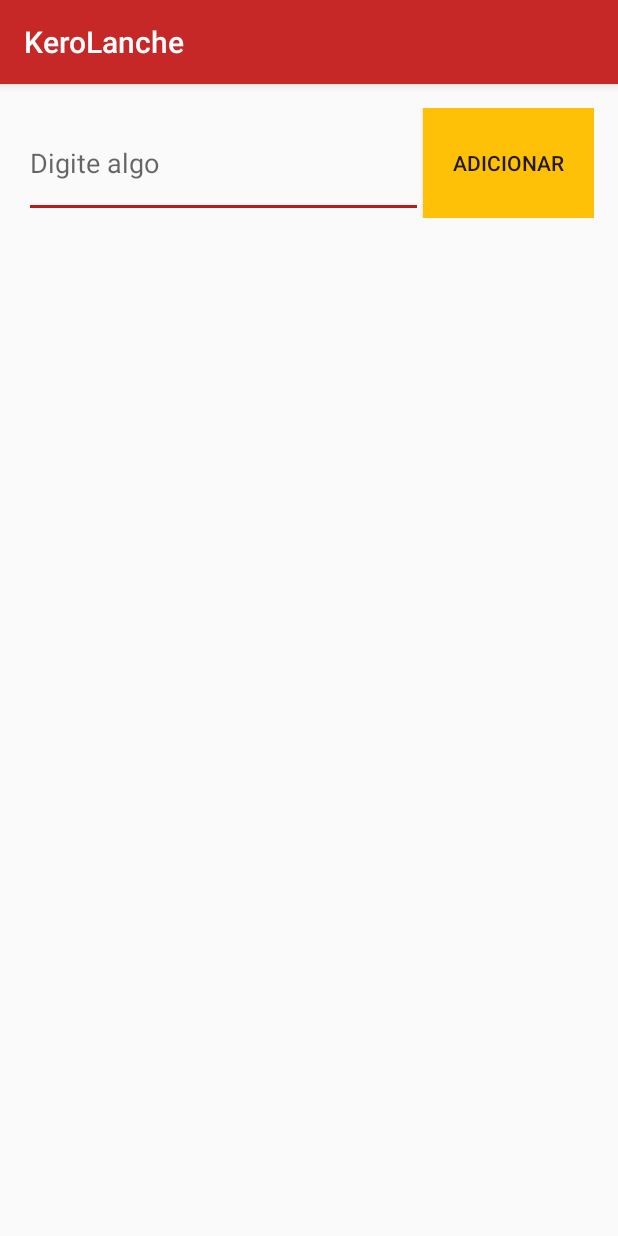
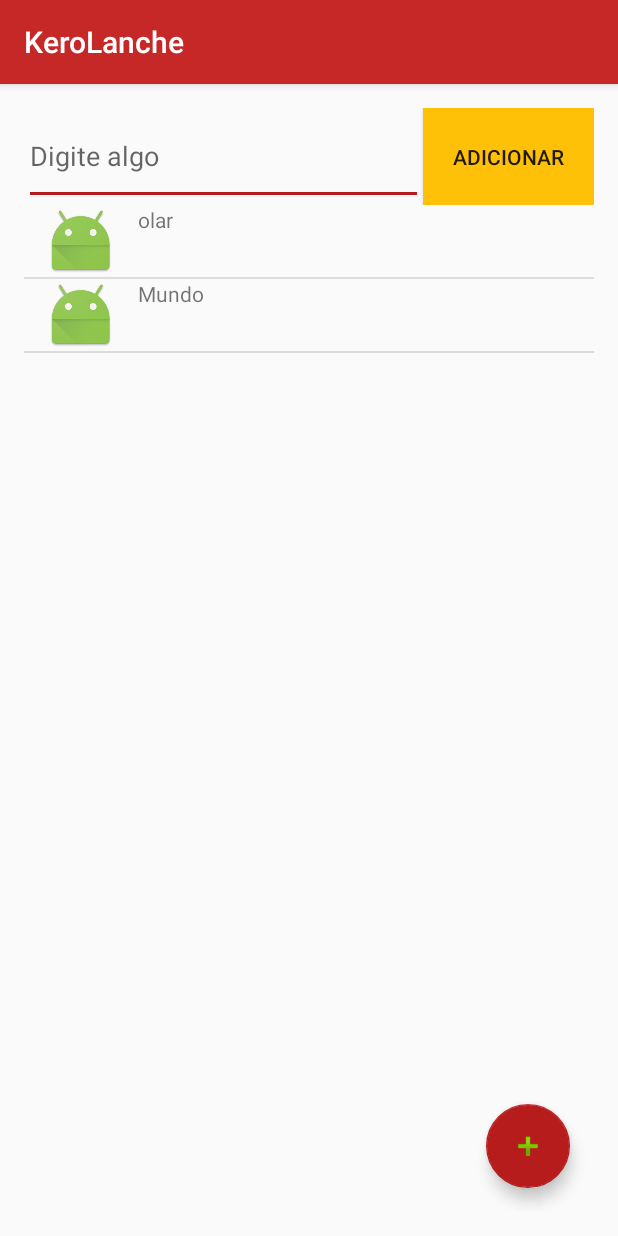
Before and after one commit to joffilyfe/graduacao, an Android app: the screen it shows after launch (MainActivity), on a phone screen of 412 x 824 dp. Run offline under Robolectric (Android 15) with nearby library versions, the phone set to English and light mode, and no system bars.

Commit message:
Modificado o KeroLanche para utilizar um Adapter customizado

```diff
--- a/dispositivos-moveis/KeroLanche/app/build.gradle
+++ b/dispositivos-moveis/KeroLanche/app/build.gradle
@@ -25,5 +25,6 @@ dependencies {
         exclude group: 'com.android.support', module: 'support-annotations'
     })
     compile 'com.android.support:appcompat-v7:25.0.0'
+    compile 'com.android.support:design:25.0.0'
     testCompile 'junit:junit:4.12'
 }
--- a/dispositivos-moveis/KeroLanche/app/src/main/java/pdm/joffily/me/kerolanche/MainActivity.java
+++ b/dispositivos-moveis/KeroLanche/app/src/main/java/pdm/joffily/me/kerolanche/MainActivity.java
@@ -1,5 +1,7 @@
 package pdm.joffily.me.kerolanche;
 
+import android.support.design.widget.FloatingActionButton;
+import android.support.design.widget.Snackbar;
 import android.support.v7.app.AppCompatActivity;
 import android.os.Bundle;
 import android.view.View;
@@ -37,10 +39,16 @@ public class MainActivity extends AppCompatActivity {
         this.btnAdicionarMain.setOnClickListener(new OnClickBotao());
 
 
+        this.lista.add("olar");
+        this.lista.add("Mundo");
         // #READ: O list view precisa de um Adapter
-        ArrayAdapter<String> adapter = new ArrayAdapter<String>(this, android.R.layout.simple_list_item_1, this.lista);
-        this.listViewMain.setAdapter(adapter);
+        // Usando um Adapter customizado
+        RestaurantesAdapter ra = new RestaurantesAdapter(this, this.lista);
+        this.listViewMain.setAdapter(ra);
         this.listViewMain.setOnItemClickListener(new OnClickItemLista());
+
+        FloatingActionButton fab = (FloatingActionButton) findViewById(R.id.add);
+        fab.setOnClickListener(new OnClickBotao());
     }
 
     private class OnClickBotao implements View.OnClickListener {
@@ -52,7 +60,7 @@ public class MainActivity extends AppCompatActivity {
             if (estabelecimento.length() > 0) {
                 MainActivity.this.lista.add(estabelecimento);
                 MainActivity.this.editTextMain.setText("");
-                ((ArrayAdapter)MainActivity.this.listViewMain.getAdapter()).notifyDataSetChanged();
+                ((RestaurantesAdapter)MainActivity.this.listViewMain.getAdapter()).notifyDataSetChanged();
             }
 
         }
--- /dev/null
+++ b/dispositivos-moveis/KeroLanche/app/src/main/java/pdm/joffily/me/kerolanche/RestaurantesAdapter.java
@@ -0,0 +1,54 @@
+package pdm.joffily.me.kerolanche;
+
+import android.content.Context;
+import android.view.LayoutInflater;
+import android.view.View;
+import android.view.ViewGroup;
+import android.widget.BaseAdapter;
+import android.widget.TextView;
+
+import java.util.List;
+
+/**
+ * Created by Joffily on 07/11/16.
+ */
+
+public class RestaurantesAdapter extends BaseAdapter {
+
+    Context context;
+    List<String> lista;
+
+    public RestaurantesAdapter(Context context, List<String> lista) {
+        this.context = context;
+        this.lista = lista;
+    }
+
+    @Override
+    public int getCount() {
+        return this.lista.size();
+    }
+
+    @Override
+    public Object getItem(int i) {
+        return this.lista.get(i);
+    }
+
+    @Override
+    public long getItemId(int i) {
+        return i;
+    }
+
+    @Override
+    public View getView(int i, View view, ViewGroup viewGroup) {
+
+        if (view == null) {
+            LayoutInflater li = (LayoutInflater) this.context.getSystemService(Context.LAYOUT_INFLATER_SERVICE);
+            view = li.inflate(R.layout.celula_restaurante, null);
+        }
+
+        TextView tv = (TextView) view.findViewById(R.id.celulaRestauranteList);
+        tv.setText(this.lista.get(i));
+
+        return view;
+    }
+}
--- a/dispositivos-moveis/KeroLanche/app/src/main/res/layout/activity_main.xml
+++ b/dispositivos-moveis/KeroLanche/app/src/main/res/layout/activity_main.xml
@@ -1,6 +1,7 @@
 <?xml version="1.0" encoding="utf-8"?>
 <LinearLayout xmlns:android="http://schemas.android.com/apk/res/android"
     xmlns:tools="http://schemas.android.com/tools"
+    xmlns:app="http://schemas.android.com/apk/res-auto"
     android:id="@+id/activity_main"
     android:layout_width="match_parent"
     android:layout_height="match_parent"
@@ -40,4 +41,12 @@
             android:layout_width="match_parent"
             android:layout_height="match_parent"></ListView>
     </LinearLayout>
+
+    <android.support.design.widget.FloatingActionButton
+        android:id="@+id/add"
+        android:layout_width="wrap_content"
+        android:layout_height="wrap_content"
+        android:layout_gravity="bottom|end"
+        android:layout_margin="@dimen/fab_margin"
+        app:srcCompat="@android:drawable/ic_input_add" />
 </LinearLayout>
--- /dev/null
+++ b/dispositivos-moveis/KeroLanche/app/src/main/res/layout/celula_restaurante.xml
@@ -0,0 +1,18 @@
+<?xml version="1.0" encoding="utf-8"?>
+<LinearLayout
+    xmlns:android="http://schemas.android.com/apk/res/android"
+    android:orientation="horizontal"
+    android:layout_width="match_parent"
+    android:layout_height="match_parent">
+
+    <ImageView
+        android:src="@mipmap/ic_launcher"
+        android:layout_width="0dp"
+        android:layout_weight="20"
+        android:layout_height="match_parent" />
+    <TextView
+        android:id="@+id/celulaRestauranteList"
+        android:layout_width="0dp"
+        android:layout_weight="80"
+        android:layout_height="match_parent" />
+</LinearLayout>
--- a/dispositivos-moveis/KeroLanche/app/src/main/res/values/dimens.xml
+++ b/dispositivos-moveis/KeroLanche/app/src/main/res/values/dimens.xml
@@ -2,4 +2,5 @@
     <!-- Default screen margins, per the Android Design guidelines. -->
     <dimen name="activity_horizontal_margin">16dp</dimen>
     <dimen name="activity_vertical_margin">16dp</dimen>
+    <dimen name="fab_margin">16dp</dimen>
 </resources>
--- a/dispositivos-moveis/KeroLanche/app/src/main/res/values/strings.xml
+++ b/dispositivos-moveis/KeroLanche/app/src/main/res/values/strings.xml
@@ -1,3 +1,4 @@
 <resources>
     <string name="app_name">KeroLanche</string>
+    <string name="title_activity_restaurantes">RestaurantesActivity</string>
 </resources>
```
Also changed, not shown: dispositivos-moveis/KeroLanche/app/src/main/res/values-v21/styles.xml (added, +9 -0 lines), dispositivos-moveis/KeroLanche/app/src/main/res/values/styles.xml (+9 -0 lines).
